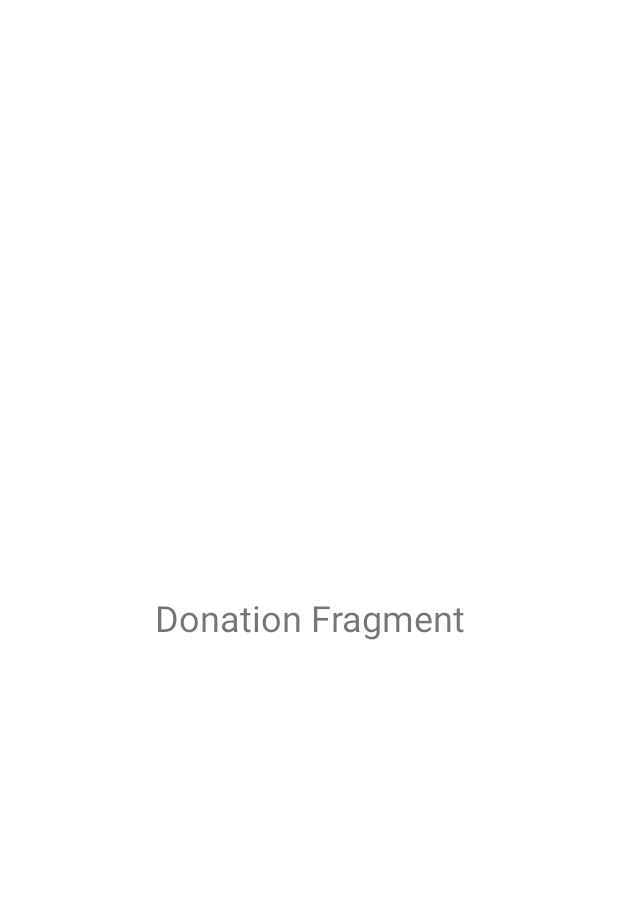
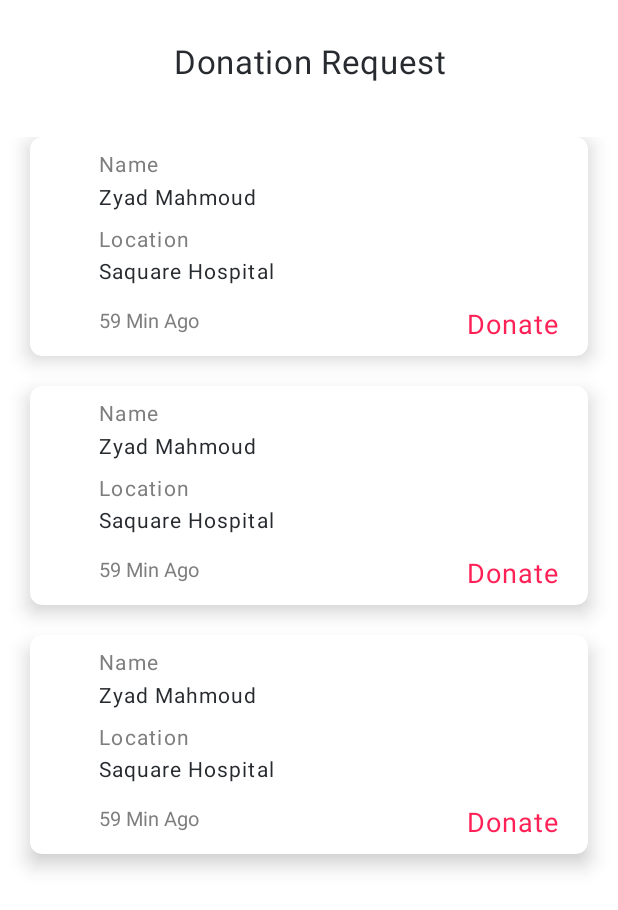
Before and after one commit to KareemHussen/blood_donation, an Android app: the layout fragment_donation_request.xml on its own in the app's theme, with its tools: preview values and no code run, on a phone screen of 412 x 824 dp. Shown: the top 910 px of the screen. Run offline under Robolectric (Android 15) with nearby library versions, the light colour scheme and no system bars.

Commit message:
Blood Requests recycler view

```diff
--- a/app/src/main/res/layout/fragment_donation_request.xml
+++ b/app/src/main/res/layout/fragment_donation_request.xml
@@ -1,17 +1,39 @@
 <?xml version="1.0" encoding="utf-8"?>
-<FrameLayout xmlns:android="http://schemas.android.com/apk/res/android"
+<androidx.constraintlayout.widget.ConstraintLayout xmlns:android="http://schemas.android.com/apk/res/android"
+    xmlns:app="http://schemas.android.com/apk/res-auto"
     xmlns:tools="http://schemas.android.com/tools"
     android:layout_width="match_parent"
     android:layout_height="match_parent"
     tools:context=".DonationRequestFragment">
 
-    <!-- TODO: Update blank fragment layout -->
     <TextView
+        android:id="@+id/textView6"
+        android:layout_width="222dp"
+        android:layout_height="34dp"
+        android:layout_marginTop="24dp"
+        android:gravity="center"
+        android:text="@string/donation_request"
+        android:textAppearance="@style/donation_re"
+        android:layout_alignParentTop="true"
+        app:layout_constraintBottom_toTopOf="@+id/RVdonation"
+        app:layout_constraintEnd_toEndOf="parent"
+        app:layout_constraintStart_toStartOf="parent"
+        app:layout_constraintTop_toTopOf="parent" />
+
+    <androidx.recyclerview.widget.RecyclerView
+        android:id="@+id/RVdonation"
         android:layout_width="match_parent"
-        android:layout_height="match_parent"
-        android:gravity="center"
-        android:text="Donation Fragment"
-        android:textAlignment="center"
-        android:textSize="24sp" />
+        android:layout_height="0dp"
+        android:layout_marginTop="33dp"
+        android:layout_marginBottom="8dp"
+        android:clipToPadding="false"
+        android:paddingBottom="50dp"
+        app:layout_constraintBottom_toBottomOf="parent"
+        app:layout_constraintEnd_toEndOf="parent"
+        app:layout_constraintHorizontal_bias="1.0"
+        app:layout_constraintStart_toStartOf="parent"
+        app:layout_constraintTop_toBottomOf="@+id/textView6"
+        app:layout_goneMarginTop="33dp"
+        tools:listitem="@layout/item_view" />
 
-</FrameLayout>
+</androidx.constraintlayout.widget.ConstraintLayout>
--- /dev/null
+++ b/app/src/main/res/layout/item_view.xml
@@ -0,0 +1,101 @@
+<?xml version="1.0" encoding="utf-8"?>
+<layout xmlns:tools="http://schemas.android.com/tools"
+    xmlns:android="http://schemas.android.com/apk/res/android"
+    xmlns:app="http://schemas.android.com/apk/res-auto">
+
+    <data>
+
+
+    </data>
+
+    <androidx.cardview.widget.CardView
+        android:layout_width="match_parent"
+        android:layout_height="wrap_content"
+        app:cardCornerRadius="8dp"
+        app:cardElevation="8dp"
+        android:layout_marginStart="20dp"
+        android:layout_marginEnd="20dp"
+        android:layout_marginBottom="20dp"
+        >
+
+        <androidx.constraintlayout.widget.ConstraintLayout
+            android:layout_width="match_parent"
+            android:layout_height="146dp">
+
+            <TextView
+                android:id="@+id/name"
+                android:layout_width="63dp"
+                android:layout_height="20dp"
+                android:layout_alignParentLeft="true"
+                android:layout_alignParentTop="true"
+                android:layout_marginStart="46dp"
+                android:layout_marginTop="8dp"
+                android:gravity="top"
+                android:text="Name"
+                android:textAppearance="@style/name"
+                app:layout_constraintStart_toStartOf="parent"
+                app:layout_constraintTop_toTopOf="parent" />
+
+            <TextView
+                android:id="@+id/textView"
+                android:layout_width="115dp"
+                android:layout_height="20dp"
+                android:layout_marginStart="46dp"
+                android:layout_marginTop="2dp"
+                android:text="Zyad Mahmoud"
+                android:textAppearance="@style/amir_hamza"
+                app:layout_constraintStart_toStartOf="parent"
+                app:layout_constraintTop_toBottomOf="@+id/name" />
+
+            <TextView
+                android:id="@+id/textView2"
+                android:layout_width="wrap_content"
+                android:layout_height="wrap_content"
+                android:layout_marginStart="46dp"
+                android:layout_marginTop="8dp"
+                android:text="Location"
+                android:textAppearance="@style/location"
+                app:layout_constraintStart_toStartOf="parent"
+                app:layout_constraintTop_toBottomOf="@+id/textView" />
+
+            <TextView
+                android:id="@+id/textView3"
+                android:layout_width="wrap_content"
+                android:layout_height="wrap_content"
+                android:layout_marginStart="46dp"
+                android:layout_marginTop="2dp"
+                android:text="Saquare Hospital"
+                android:textAppearance="@style/hertford_br"
+                app:layout_constraintStart_toStartOf="parent"
+                app:layout_constraintTop_toBottomOf="@+id/textView2" />
+
+            <TextView
+                android:id="@+id/textView4"
+                android:layout_width="73dp"
+                android:layout_height="20dp"
+                android:layout_marginStart="46dp"
+                android:layout_marginTop="14dp"
+                android:text="59 Min Ago"
+                android:textAppearance="@style/min_ago"
+                app:layout_constraintStart_toStartOf="parent"
+                app:layout_constraintTop_toBottomOf="@+id/textView3" />
+
+            <TextView
+                android:id="@+id/textView5"
+                android:layout_width="73dp"
+                android:layout_height="28dp"
+                android:layout_marginStart="188dp"
+                android:layout_marginEnd="24dp"
+                android:layout_marginBottom="6dp"
+                android:text="Donate"
+                android:textAppearance="@style/donate"
+                app:layout_constraintBottom_toBottomOf="parent"
+                app:layout_constraintEnd_toEndOf="parent"
+                app:layout_constraintStart_toEndOf="@+id/textView4" />
+        </androidx.constraintlayout.widget.ConstraintLayout>
+
+    </androidx.cardview.widget.CardView>
+
+
+
+</layout>
--- a/app/src/main/res/values/strings.xml
+++ b/app/src/main/res/values/strings.xml
@@ -2,4 +2,7 @@
     <string name="app_name">Blood Donation</string>
     <!-- TODO: Remove or change this placeholder text -->
     <string name="hello_blank_fragment">Hello blank fragment</string>
+    <string name="donation_request">Donation Request</string>
+    <string name="search">Search</string>
+    <string name="filters">Filters</string>
 </resources>
--- /dev/null
+++ b/app/src/main/res/values/style.xml
@@ -0,0 +1,141 @@
+<?xml version="1.0" encoding="utf-8"?>
+<resources>
+
+    <style name="name">
+
+        <item name="android:textSize">
+            14sp
+        </item>
+
+        <item name="android:letterSpacing">
+            0.06
+        </item>
+
+        <item name="android:textColor">
+            #7E7E7E
+        </item>
+
+    </style>
+
+    <style name="amir_hamza">
+
+        <item name="android:textSize">
+            14sp
+        </item>
+
+        <item name="android:letterSpacing">
+            0.05
+        </item>
+
+        <item name="android:textColor">
+            #272A2F
+        </item>
+
+    </style>
+
+    <style name="location">
+
+        <item name="android:textSize">
+            14sp
+        </item>
+
+        <item name="android:letterSpacing">
+            0.06
+        </item>
+
+        <item name="android:textColor">
+            #7E7E7E
+        </item>
+
+    </style>
+
+    <style name="hertford_br">
+
+        <item name="android:textSize">
+            14sp
+        </item>
+
+        <item name="android:letterSpacing">
+            0.05
+        </item>
+
+        <item name="android:textColor">
+            #272A2F
+        </item>
+
+    </style>
+
+    <style name="min_ago">
+
+        <item name="android:textSize">
+            13sp
+        </item>
+
+        <item name="android:textColor">
+            #7E7E7E
+        </item>
+
+    </style>
+
+    <style name="donate">
+
+        <item name="android:textSize">
+            18sp
+        </item>
+
+        <item name="android:letterSpacing">
+            0.04
+        </item>
+
+        <item name="android:textColor">
+            #FF2156
+        </item>
+    </style>
+    <style name="donation_re">
+
+        <item name="android:textSize">
+            22sp
+        </item>
+
+        <item name="android:letterSpacing">
+            0.02
+        </item>>
+        <item name="android:textColor">
+            #272A2F
+        </item>
+
+    </style>
+    <style name="search">
+
+        <item name="android:textSize">
+            22sp
+        </item>
+
+        <item name="android:letterSpacing">
+            0.02
+        </item>
+
+        <item name="android:textColor">
+            #272A2F
+        </item>
+
+    </style>
+    <style name="filters">
+
+        <item name="android:textSize">
+            18sp
+        </item>
+
+        <item name="android:letterSpacing">
+            0.02
+        </item>
+
+        <item name="android:textColor">
+            #272A2F
+        </item>
+
+
+
+    </style>
+
+</resources>
```
Also changed, not shown: app/src/main/java/com/example/blooddonation/adapter/SearchAdapter.kt (added, +55 -0 lines), app/src/main/res/drawable/botton_apply.xml (added, +9 -0 lines), app/src/main/res/drawable/ic_group_25.xml (added, +22 -0 lines), app/src/main/res/drawable/ic_rectangle_30.xml (added, +10 -0 lines), app/src/main/res/drawable/search_view_bg.xml (added, +9 -0 lines), app/src/main/res/layout/fragment_search.xml (+122 -10 lines).
